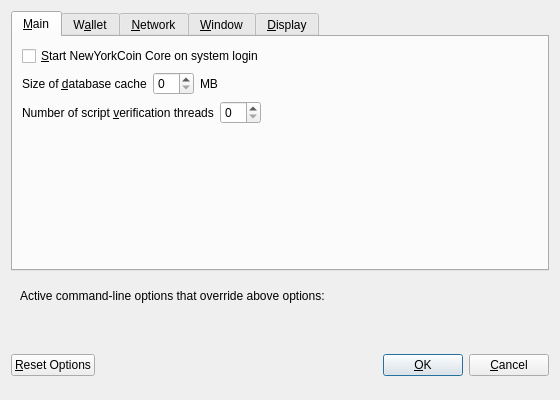
MrSlosh/NewYorkCoin-AuxPow, file src/qt/forms/optionsdialog.ui: the form before one commit.
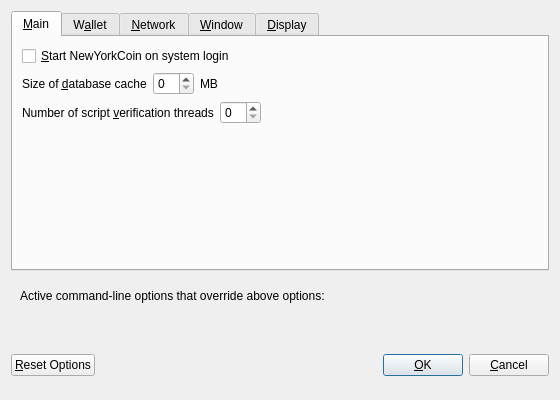
The form after the commit. Custom widgets are drawn as their Qt base class.

Commit message: Rename NewYorkCoin Core to NewYorkCoin

Patch:
```diff
--- a/src/qt/forms/optionsdialog.ui
+++ b/src/qt/forms/optionsdialog.ui
@@ -33,7 +33,7 @@
           <string>Automatically start NewYorkCoin Core after logging in to the system.</string>
          </property>
          <property name="text">
-          <string>&amp;Start NewYorkCoin Core on system login</string>
+          <string>&amp;Start NewYorkCoin on system login</string>
          </property>
         </widget>
        </item>
```
Left out of the diff: 4 changed lines with no effect on the pictures. The commit also changes 93 other files.
